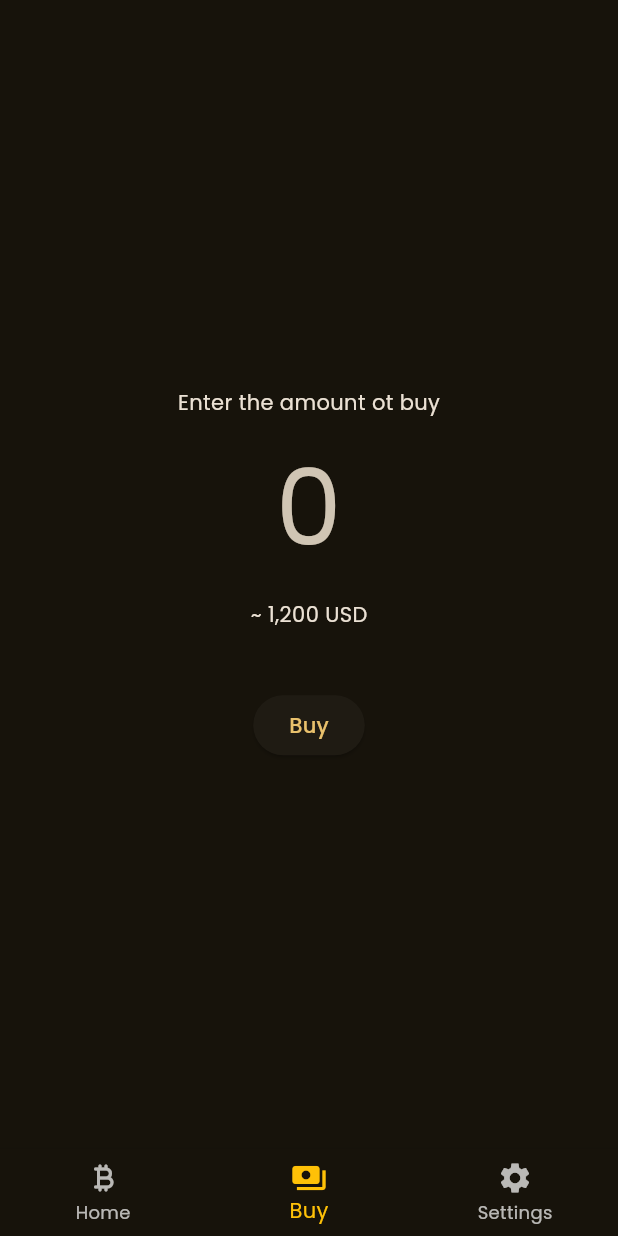
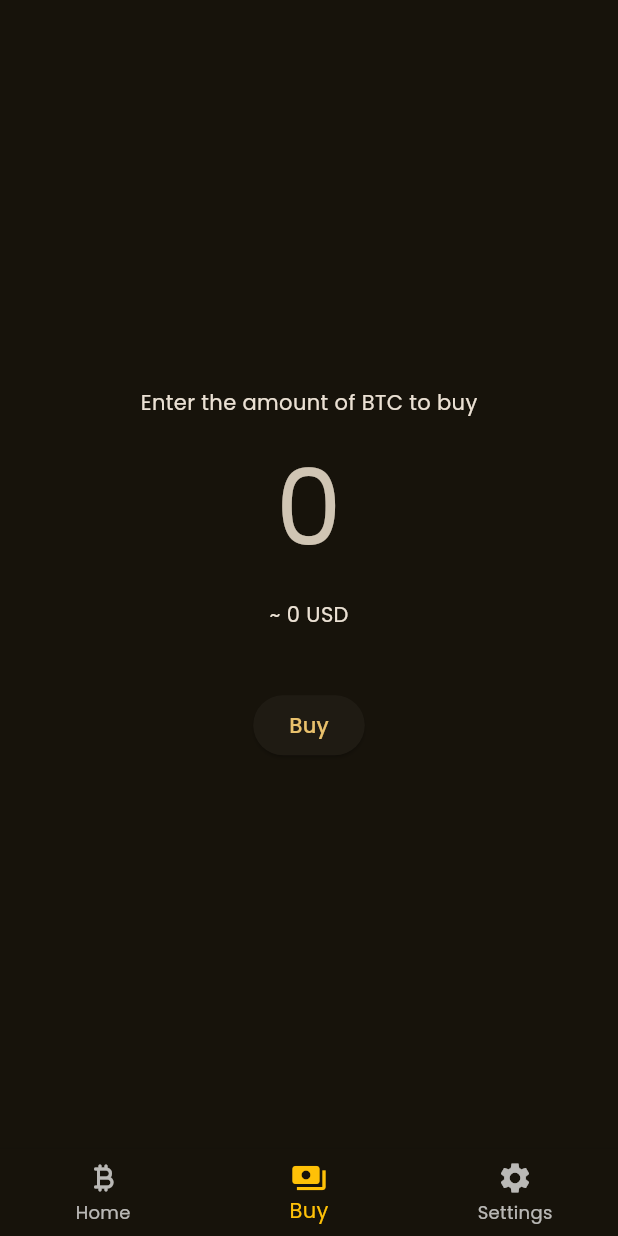
Before and after one commit to truxxu/buy-btc-flutter, a Flutter app: the screen it shows after launch, item 2 of the bottom bar chosen, on a phone screen of 412 x 824 dp. Run offline on Flutter 3.47's test engine with Material 2 defaults, Android fonts, the phone set to English and light mode, and no system bars.

Commit message:
computes input

```diff
--- a/lib/pages/buy.dart
+++ b/lib/pages/buy.dart
@@ -29,8 +29,8 @@ class _BuyFormState extends State<BuyForm> {
   final _formKey = GlobalKey<FormState>();
 
   String? _validationError;
-
   bool get _showError => _validationError != null;
+  final priceController = TextEditingController();
 
   String? Function(String?)? get validator => (value) {
         if (value == null || value.isEmpty) {
@@ -41,15 +41,20 @@ class _BuyFormState extends State<BuyForm> {
 
   @override
   Widget build(BuildContext context) {
+    var price = 35500;
+    var inputValue = int.tryParse(priceController.text) ?? 0;
+    var computedAmount = inputValue * price;
+
     return Form(
       key: _formKey,
       child: Column(
         mainAxisAlignment: MainAxisAlignment.center,
         children: [
           const Text(
-            'Enter the amount ot buy',
+            'Enter the amount of BTC to buy',
           ),
           TextFormField(
+            controller: priceController,
             autovalidateMode: AutovalidateMode.onUserInteraction,
             keyboardType: TextInputType.number,
             validator: (value) {
@@ -71,10 +76,9 @@ class _BuyFormState extends State<BuyForm> {
               border: InputBorder.none,
               hintText: "0",
             ),
-            textInputAction: TextInputAction.next,
           ),
-          const Text(
-            '~ 1,200 USD',
+          Text(
+            '~ $computedAmount USD',
           ),
           const SizedBox(
             height: 40,
```
